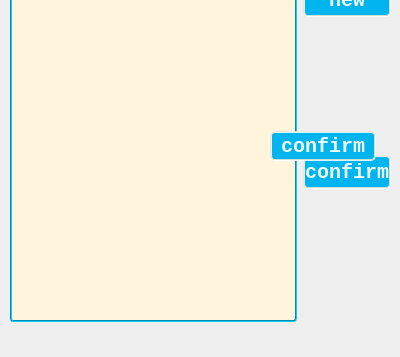
The window that Client/front_end/changegroup.ui (Sjeary/OnPointLinkProgram) describes before a commit, drawn with Qt 5; both pictures show x 0 to 400 and y 159 to 516 of the 400 by 516 pixel window.
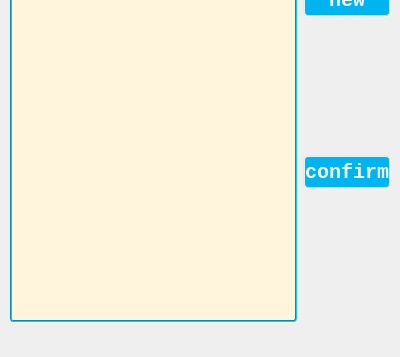
The same window after the commit. Icons and pictures are not drawn.

```diff
--- a/Client/front_end/changegroup.ui
+++ b/Client/front_end/changegroup.ui
@@ -189,7 +189,7 @@
 }
 </string>
   </property>
-  <widget class="QWidget" name="">
+  <widget class="QWidget" name="layoutWidget">
    <property name="geometry">
     <rect>
      <x>10</x>
@@ -254,12 +254,6 @@
       </item>
       <item>
        <widget class="QPushButton" name="pushButton_confirm">
-        <property name="minimumSize">
-         <size>
-          <width>85</width>
-          <height>30</height>
-         </size>
-        </property>
         <property name="text">
          <string>confirm</string>
         </property>
@@ -285,19 +279,6 @@
     </item>
    </layout>
   </widget>
-  <widget class="QPushButton" name="pushButton_confirm">
-   <property name="geometry">
-    <rect>
-     <x>270</x>
-     <y>290</y>
-     <width>106</width>
-     <height>30</height>
-    </rect>
-   </property>
-   <property name="text">
-    <string>confirm</string>
-   </property>
-  </widget>
  </widget>
  <resources/>
  <connections/>
```
